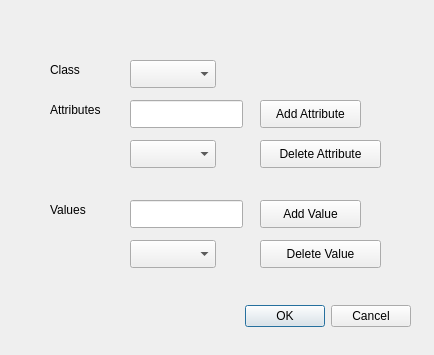
This is src/configattributedialog.ui in KamalM8/deeplabel as Qt 5 draws it before an edit. The edited form follows.
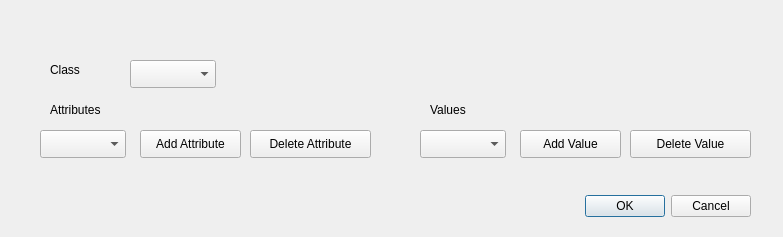
This is the edited form.

Commit message: Change form design

```diff
--- a/src/configattributedialog.ui
+++ b/src/configattributedialog.ui
@@ -6,8 +6,8 @@
    <rect>
     <x>0</x>
     <y>0</y>
-    <width>434</width>
-    <height>355</height>
+    <width>783</width>
+    <height>237</height>
    </rect>
   </property>
   <property name="windowTitle">
@@ -16,8 +16,8 @@
   <widget class="QDialogButtonBox" name="buttonBox">
    <property name="geometry">
     <rect>
-     <x>70</x>
-     <y>300</y>
+     <x>410</x>
+     <y>190</y>
      <width>341</width>
      <height>32</height>
     </rect>
@@ -39,21 +39,11 @@
     </rect>
    </property>
   </widget>
-  <widget class="QLineEdit" name="lineEdit">
-   <property name="geometry">
-    <rect>
-     <x>130</x>
-     <y>100</y>
-     <width>113</width>
-     <height>28</height>
-    </rect>
-   </property>
-  </widget>
   <widget class="QPushButton" name="pushButton">
    <property name="geometry">
     <rect>
-     <x>260</x>
-     <y>100</y>
+     <x>140</x>
+     <y>130</y>
      <width>101</width>
      <height>28</height>
     </rect>
@@ -65,8 +55,8 @@
   <widget class="QComboBox" name="attrComboBox">
    <property name="geometry">
     <rect>
-     <x>130</x>
-     <y>140</y>
+     <x>40</x>
+     <y>130</y>
      <width>86</width>
      <height>28</height>
     </rect>
@@ -75,8 +65,8 @@
   <widget class="QPushButton" name="pushButton_2">
    <property name="geometry">
     <rect>
-     <x>260</x>
-     <y>140</y>
+     <x>250</x>
+     <y>130</y>
      <width>121</width>
      <height>28</height>
     </rect>
@@ -114,8 +104,8 @@
   <widget class="QLabel" name="label_3">
    <property name="geometry">
     <rect>
-     <x>50</x>
-     <y>200</y>
+     <x>430</x>
+     <y>100</y>
      <width>66</width>
      <height>20</height>
     </rect>
@@ -127,8 +117,8 @@
   <widget class="QPushButton" name="pushButton_3">
    <property name="geometry">
     <rect>
-     <x>260</x>
-     <y>240</y>
+     <x>630</x>
+     <y>130</y>
      <width>121</width>
      <height>28</height>
     </rect>
@@ -140,8 +130,8 @@
   <widget class="QComboBox" name="valueComboBox">
    <property name="geometry">
     <rect>
-     <x>130</x>
-     <y>240</y>
+     <x>420</x>
+     <y>130</y>
      <width>86</width>
      <height>28</height>
     </rect>
@@ -150,8 +140,8 @@
   <widget class="QPushButton" name="pushButton_4">
    <property name="geometry">
     <rect>
-     <x>260</x>
-     <y>200</y>
+     <x>520</x>
+     <y>130</y>
      <width>101</width>
      <height>28</height>
     </rect>
@@ -160,16 +150,6 @@
     <string>Add Value</string>
    </property>
   </widget>
-  <widget class="QLineEdit" name="lineEdit_2">
-   <property name="geometry">
-    <rect>
-     <x>130</x>
-     <y>200</y>
-     <width>113</width>
-     <height>28</height>
-    </rect>
-   </property>
-  </widget>
  </widget>
  <resources/>
  <connections>
```
The commit also changes 1 other file.
